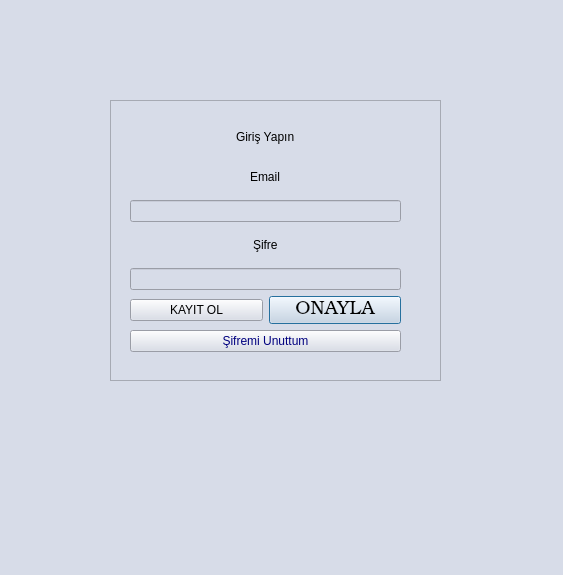
This is ui/auth.ui in OgiBalboa/E-Book_Cryptology as Qt 5 draws it before an edit. The edited form follows.
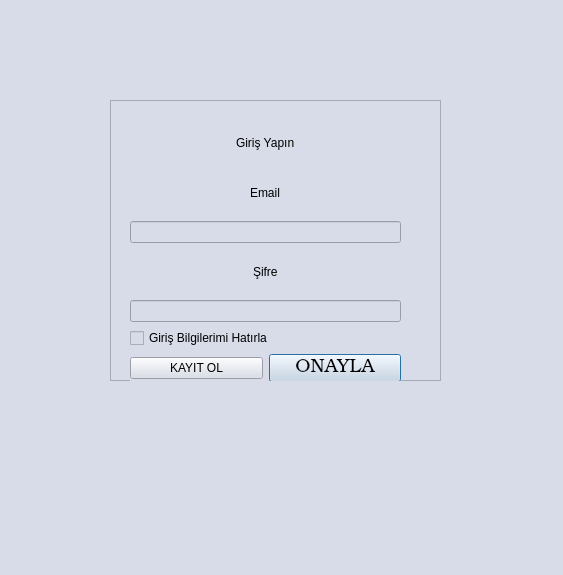
This is the edited form. Icons and pictures are not drawn.

Patch:
```diff
--- a/ui/auth.ui
+++ b/ui/auth.ui
@@ -72,7 +72,7 @@
         <x>20</x>
         <y>20</y>
         <width>271</width>
-        <height>232</height>
+        <height>290</height>
        </rect>
       </property>
       <layout class="QVBoxLayout" name="verticalLayout">
@@ -110,7 +110,21 @@
         </widget>
        </item>
        <item>
-        <widget class="QLineEdit" name="password_input"/>
+        <widget class="QLineEdit" name="password_input">
+         <property name="echoMode">
+          <enum>QLineEdit::Password</enum>
+         </property>
+         <property name="placeholderText">
+          <string/>
+         </property>
+        </widget>
+       </item>
+       <item>
+        <widget class="QCheckBox" name="checkBox">
+         <property name="text">
+          <string>Giriş Bilgilerimi Hatırla</string>
+         </property>
+        </widget>
        </item>
        <item>
         <layout class="QHBoxLayout" name="horizontalLayout">
```
Left out of the diff: 10 changed lines with no effect on the pictures.
